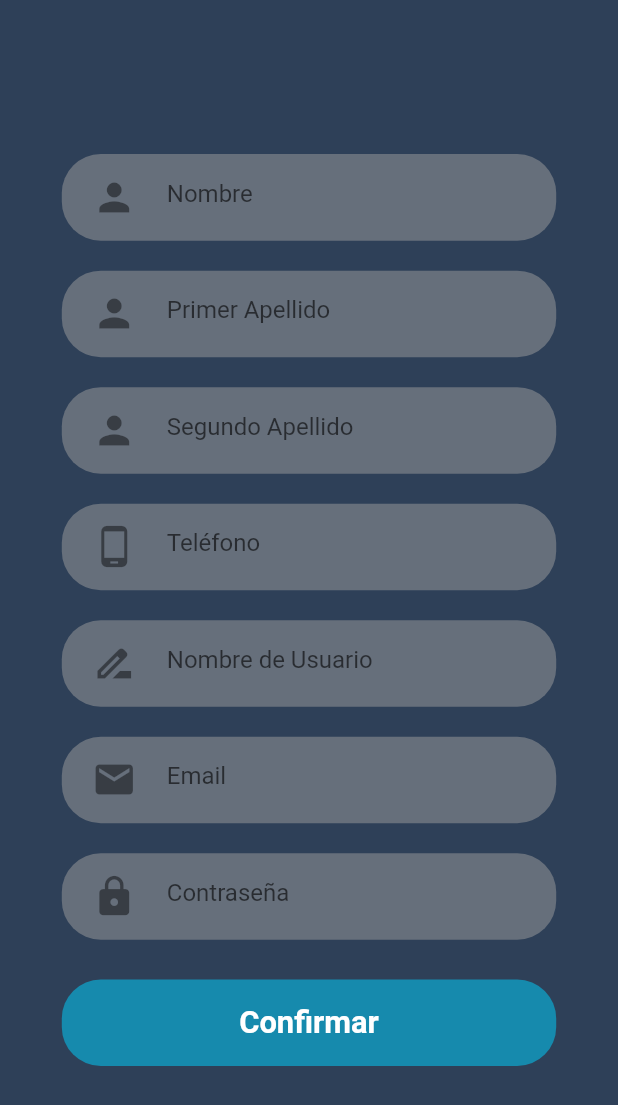
After one commit to FeelMusicSoftware/FeelMusicFrontend, a Flutter app: the screen it shows after launch, after a tap on "¿No tienes una cuenta?", on a phone screen of 412 x 824 dp. The commit adds this screen. Shown: the top 1105 px of the screen. Run offline on Flutter 3.47's test engine with Material 2 defaults, Android fonts, the phone set to English and light mode, and no system bars; our stand-ins replace curved_navigation_bar, just_audio, shared_preferences; missing offline and left inert: dart:ffi, flutter_audio_query.

Commit message:
creation of CreateAccountPage.dart

```diff
--- a/lib/Models/LoginRequest.dart
+++ b/lib/Models/LoginRequest.dart
@@ -3,6 +3,7 @@ class LoginRequest{
   String _password;
   String _token;
 
+  //LoginRequest();
   String get email => _email;
 
   set email(String value) {
--- /dev/null
+++ b/lib/Pages/CreateAccountPage.dart
@@ -0,0 +1,352 @@
+import 'package:feel_music_frontend/Pages/LoginPage.dart';
+import 'package:flutter/material.dart';
+
+import '../Colors.dart';
+class CreateAccountPage extends StatefulWidget {
+  @override
+  _CreateAccountPageState createState() => _CreateAccountPageState();
+}
+
+class _CreateAccountPageState extends State<CreateAccountPage> {
+  TextEditingController _firstName = TextEditingController();
+  TextEditingController _lastName = TextEditingController();
+  TextEditingController _secondlastName = TextEditingController();
+  TextEditingController _email = TextEditingController();
+  TextEditingController _username = TextEditingController();
+  TextEditingController _password = TextEditingController();
+  // TextEditingController _gender = TextEditingController();
+  TextEditingController _cellphone = TextEditingController();
+  @override
+  Widget build(BuildContext context) {
+    final Size size = MediaQuery.of(context).size;
+    return SafeArea(
+        child: Scaffold(
+          backgroundColor: color4,
+          body: SingleChildScrollView(
+            child: Container(
+              height: size.height,
+              width: size.width,
+              child: Column(
+                mainAxisAlignment: MainAxisAlignment.center,
+                children: [
+                  // SizedBox(height: size.width*0.1,),
+                  // Container(
+                  //   height: size.width*0.5,
+                  //   width: size.width*0.5,
+                  //   margin: EdgeInsets.only(left: size.width*0.01,top: size.width*0.014,bottom: size.width*0.014,right: size.width*0.01),
+                  //   // padding: EdgeInsets.only(right: 10,left: 10,top: 5,bottom: 5),
+                  //   decoration: BoxDecoration(
+                  //     borderRadius: BorderRadius.all(Radius.circular(60)),
+                  //     image:DecorationImage(
+                  //       // image: AssetImage("assets/images/img1.jpg"),
+                  //         image: AssetImage("assets/images/final.jpg"),
+                  //         fit: BoxFit.fill
+                  //     ),
+                  //     // borderRadius: BorderRadius.only(topLeft: Radius.circular(10.0),bottomLeft: Radius.circular(10.0)),
+                  //     // color: _color,
+                  //   ),
+                  // ),
+                  SizedBox(height: size.width*0.1,),
+                  Padding(
+                    padding: const EdgeInsets.symmetric(vertical: 10),
+                    child: Container(
+                      height: size.height * 0.07,
+                      width: size.width * 0.8,
+                      decoration: BoxDecoration(
+                        color: Colors.grey[500].withOpacity(0.5),
+                        borderRadius: BorderRadius.circular(26.0),
+                      ),
+                      child: Center(
+                        child: TextField(
+                          controller: _firstName,
+                          decoration: InputDecoration(
+                            border: InputBorder.none,
+                            prefixIcon: Padding(
+                              padding: const EdgeInsets.symmetric(
+                                horizontal: 20.0,
+                              ),
+                              child: Icon(
+                                Icons.person,
+                                size: 30,
+                              ),
+                            ),
+                            hintText: "Nombre",
+                            // hintStyle: kBodyText,
+                          ),
+                          // obscureText: true,
+                          cursorColor: color1,
+                          style: TextStyle(color: color1),
+                          keyboardType: TextInputType.name,
+                          textInputAction: TextInputAction.done,
+                        ),
+                      ),
+                    ),
+                  ),
+                  Padding(
+                    padding: const EdgeInsets.symmetric(vertical: 10),
+                    child: Container(
+                      height: size.height * 0.07,
+                      width: size.width * 0.8,
+                      decoration: BoxDecoration(
+                        color: Colors.grey[500].withOpacity(0.5),
+                        borderRadius: BorderRadius.circular(26.0),
+                      ),
+                      child: Center(
+                        child: TextField(
+                          controller: _lastName,
+                          decoration: InputDecoration(
+                            border: InputBorder.none,
+                            prefixIcon: Padding(
+                              padding: const EdgeInsets.symmetric(
+                                horizontal: 20.0,
+                              ),
+                              child: Icon(
+                                Icons.person,
+                                size: 30,
+                              ),
+                            ),
+                            hintText: "Primer Apellido",
+                            // hintStyle: kBodyText,
+                          ),
+                          // obscureText: true,
+                          cursorColor: color1,
+                          style: TextStyle(color: color1),
+                          keyboardType: TextInputType.name,
+                          textInputAction: TextInputAction.done,
+                        ),
+                      ),
+                    ),
+                  ),
+                  Padding(
+                    padding: const EdgeInsets.symmetric(vertical: 10),
+                    child: Container(
+                      height: size.height * 0.07,
+                      width: size.width * 0.8,
+                      decoration: BoxDecoration(
+                        color: Colors.grey[500].withOpacity(0.5),
+                        borderRadius: BorderRadius.circular(26.0),
+                      ),
+                      child: Center(
+                        child: TextField(
+                          controller: _secondlastName,
+                          decoration: InputDecoration(
+                            border: InputBorder.none,
+                            prefixIcon: Padding(
+                              padding: const EdgeInsets.symmetric(
+                                horizontal: 20.0,
+                              ),
+                              child: Icon(
+                                Icons.person,
+                                size: 30,
+                              ),
+                            ),
+                            hintText: "Segundo Apellido",
+                            // hintStyle: kBodyText,
+                          ),
+                          // obscureText: true,
+                          cursorColor: color1,
+                          style: TextStyle(color: color1),
+                          keyboardType: TextInputType.name,
+                          textInputAction: TextInputAction.done,
+                        ),
+                      ),
+                    ),
+                  ),
+                  Padding(
+                    padding: const EdgeInsets.symmetric(vertical: 10),
+                    child: Container(
+                      height: size.height * 0.07,
+                      width: size.width * 0.8,
+                      decoration: BoxDecoration(
+                        color: Colors.grey[500].withOpacity(0.5),
+                        borderRadius: BorderRadius.circular(26.0),
+                      ),
+                      child: Center(
+                        child: TextField(
+                          controller: _cellphone,
+                          decoration: InputDecoration(
+                            border: InputBorder.none,
+                            prefixIcon: Padding(
+                              padding: const EdgeInsets.symmetric(
+                                horizontal: 20.0,
+                              ),
+                              child: Icon(
+                                Icons.phone_android,
+                                size: 30,
+                              ),
+                            ),
+                            hintText: "Teléfono",
+                            // hintStyle: kBodyText,
+                          ),
+                          // obscureText: true,
+                          cursorColor: color1,
+                          style: TextStyle(color: color1),
+                          keyboardType: TextInputType.name,
+                          textInputAction: TextInputAction.done,
+                        ),
+                      ),
+                    ),
+                  ),
+                  Padding(
+                    padding: const EdgeInsets.symmetric(vertical: 10),
+                    child: Container(
+                      height: size.height * 0.07,
+                      width: size.width * 0.8,
+                      decoration: BoxDecoration(
+                        color: Colors.grey[500].withOpacity(0.5),
+                        borderRadius: BorderRadius.circular(26.0),
+                      ),
+                      child: Center(
+                        child: TextField(
+                          controller: _username,
+                          decoration: InputDecoration(
+                            border: InputBorder.none,
+                            prefixIcon: Padding(
+                              padding: const EdgeInsets.symmetric(
+                                horizontal: 20.0,
+                              ),
+                              child: Icon(
+                                Icons.drive_file_rename_outline,
+                                size: 30,
+                              ),
+                            ),
+                            hintText: "Nombre de Usuario",
+                            // hintStyle: kBodyText,
+                          ),
+                          // obscureText: true,
+                          cursorColor: color1,
+                          style: TextStyle(color: color1),
+                          keyboardType: TextInputType.name,
+                          textInputAction: TextInputAction.done,
+                        ),
+                      ),
+                    ),
+                  ),
+                  Padding(
+                    padding: const EdgeInsets.symmetric(vertical: 10),
+                    child: Container(
+                      height: size.height * 0.07,
+                      width: size.width * 0.8,
+                      decoration: BoxDecoration(
+                        color: Colors.grey[500].withOpacity(0.5),
+                        borderRadius: BorderRadius.circular(26.0),
+                      ),
+                      child: Center(
+                        child: TextField(
+                          controller: _email,
+                          decoration: InputDecoration(
+                            border: InputBorder.none,
+                            prefixIcon: Padding(
+                              padding: const EdgeInsets.symmetric(
+                                horizontal: 20.0,
+                              ),
+                              child: Icon(
+                                Icons.email,
+                                size: 30,
+                              ),
+                            ),
+                            hintText: "Email",
+                            // hintStyle: kBodyText,
+                          ),
+                          // obscureText: true,
+                          cursorColor: color1,
+                          style: TextStyle(color: color1),
+                          keyboardType: TextInputType.name,
+                          textInputAction: TextInputAction.done,
+                        ),
+                      ),
+                    ),
+                  ),
+                  Padding(
+                    padding: const EdgeInsets.symmetric(vertical: 10.0),
+                    child: Container(
+                      height: size.height * 0.07,
+                      width: size.width * 0.8,
+                      decoration: BoxDecoration(
+                        color: Colors.grey[500].withOpacity(0.5),
+                        borderRadius: BorderRadius.circular(26.0),
+                      ),
+                      child: Center(
+                        child: TextField(
+                          controller: _password,
+                          decoration: InputDecoration(
+                            border: InputBorder.none,
+                            prefixIcon: Padding(
+                              padding: const EdgeInsets.symmetric(
+                                horizontal: 20.0,
+                              ),
+                              child: Icon(
+                                Icons.lock,
+                                size: 30,
+                              ),
+                            ),
+                            hintText: "Contraseña",
+                            // hintStyle: kBodyText,
+                          ),
+                          cursorColor: color1,
+                          style: TextStyle(color: color1),
+                          obscureText: true,
+                          keyboardType: TextInputType.name,
+                          textInputAction: TextInputAction.done,
+                        ),
+                      ),
+                    ),
+                  ),
+                  // SizedBox(height: size.width*0.03,),
+                  // Text("¿Olvidaste tu contraseña?",style: TextStyle(color: color5),),
+                  SizedBox(height: size.width*0.04,),
+                  Container(
+                    height: size.height * 0.07,
+                    width: size.width * 0.8,
+                    decoration: BoxDecoration(
+                        borderRadius: BorderRadius.circular(26.0), color: color5),
+                    child: FlatButton(
+                      onPressed: () {
+                        Navigator.push(context, MaterialPageRoute(builder: (_)=>LoginPage()));
+                        // _confirmUser.userName = _username.text;
+                        // _confirmUser.password = _password.text;
+                        // BlocProvider.of<NavigationBloc>(context)
+                        //     .add(ConfirmUserEvent(_confirmUser));
+                      },
+                      child: Text(
+                        "Confirmar",
+                        style: TextStyle(
+                            color: color1,
+                            fontSize: size.height * 0.025,
+                            fontWeight: FontWeight.bold),
+                      ),
+                    ),
+                  ),
+                  SizedBox(height: size.width*0.15,),
+                  // SizedBox(height: size.width*0.04,),
+                  // Container(
+                  //   height: size.height * 0.07,
+                  //   width: size.width * 0.8,
+                  //   decoration: BoxDecoration(
+                  //       borderRadius: BorderRadius.circular(26.0), color: color12),
+                  //   child: FlatButton(
+                  //     onPressed: () {
+                  //       Navigator.push(context, MaterialPageRoute(builder: (_)=>LoginPage()));
+                  //       // _confirmUser.userName = _username.text;
+                  //       // _confirmUser.password = _password.text;
+                  //       // BlocProvider.of<NavigationBloc>(context)
+                  //       //     .add(ConfirmUserEvent(_confirmUser));
+                  //     },
+                  //     child: Text(
+                  //       "Cancelar",
+                  //       style: TextStyle(
+                  //           color: color1,
+                  //           fontSize: size.height * 0.025,
+                  //           fontWeight: FontWeight.bold),
+                  //     ),
+                  //   ),
+                  // ),
+                  // SizedBox(height: size.width*0.15,),
+                ],
+              ),
+            ),
+          ),
+        )
+    );
+  }
+}
--- a/lib/Pages/LoginPage.dart
+++ b/lib/Pages/LoginPage.dart
@@ -1,4 +1,5 @@
 import 'package:feel_music_frontend/Components/BottomNavbar.dart';
+import 'package:feel_music_frontend/Pages/CreateAccountPage.dart';
 import 'package:feel_music_frontend/Pages/Principal.dart';
 import 'package:flutter/material.dart';
 
@@ -9,6 +10,8 @@ class LoginPage extends StatefulWidget {
 }
 
 class _LoginPageState extends State<LoginPage> {
+  TextEditingController _email = TextEditingController();
+  TextEditingController _password = TextEditingController();
   @override
   Widget build(BuildContext context) {
     final Size size = MediaQuery.of(context).size;
@@ -51,7 +54,7 @@ class _LoginPageState extends State<LoginPage> {
                       ),
                       child: Center(
                         child: TextField(
-                          // controller: _password,
+                          controller: _email,
                           decoration: InputDecoration(
                             border: InputBorder.none,
                             prefixIcon: Padding(
@@ -84,7 +87,7 @@ class _LoginPageState extends State<LoginPage> {
                       ),
                       child: Center(
                         child: TextField(
-                          // controller: _password,
+                          controller: _password,
                           decoration: InputDecoration(
                             border: InputBorder.none,
                             prefixIcon: Padding(
@@ -107,7 +110,12 @@ class _LoginPageState extends State<LoginPage> {
                     ),
                   ),
                   SizedBox(height: size.width*0.03,),
-                  Text("¿Olvidaste tu contraseña?",style: TextStyle(color: color5),),
+                  GestureDetector(
+                    onTap: (){
+                      Navigator.push(context, MaterialPageRoute(builder: (_)=>CreateAccountPage()));
+                    },
+                      child: Text("¿No tienes una cuenta?",style: TextStyle(color: color5),)
+                  ),
                   SizedBox(height: size.width*0.04,),
                   Container(
                     height: size.height * 0.075,
@@ -131,6 +139,29 @@ class _LoginPageState extends State<LoginPage> {
                       ),
                     ),
                   ),
+                  // SizedBox(height: size.width*0.04,),
+                  // Container(
+                  //   height: size.height * 0.075,
+                  //   width: size.width * 0.8,
+                  //   decoration: BoxDecoration(
+                  //       borderRadius: BorderRadius.circular(26.0), color: color12),
+                  //   child: FlatButton(
+                  //     onPressed: () {
+                  //       Navigator.push(context, MaterialPageRoute(builder: (_)=>CreateAccountPage()));
+                  //       // _confirmUser.userName = _username.text;
+                  //       // _confirmUser.password = _password.text;
+                  //       // BlocProvider.of<NavigationBloc>(context)
+                  //       //     .add(ConfirmUserEvent(_confirmUser));
+                  //     },
+                  //     child: Text(
+                  //       "Crear Cuenta",
+                  //       style: TextStyle(
+                  //           color: color1,
+                  //           fontSize: size.height * 0.025,
+                  //           fontWeight: FontWeight.bold),
+                  //     ),
+                  //   ),
+                  // ),
                 ],
               ),
             ),
--- a/lib/Pages/Principal.dart
+++ b/lib/Pages/Principal.dart
@@ -5,6 +5,7 @@ import 'package:feel_music_frontend/Pages/ListSongPage.dart';
 import 'package:flutter/material.dart';
 
 import '../Colors.dart';
+import 'Favorites.dart';
 class Principal extends StatefulWidget {
   @override
   _PrincipalState createState() => _PrincipalState();
@@ -51,7 +52,7 @@ class _PrincipalState extends State<Principal> {
                               return GestureDetector(
                                 onTap: (){
                                   print(index);
-                                    Navigator.push(context, MaterialPageRoute(builder: (_)=>ListSongPage()));
+                                    Navigator.push(context, MaterialPageRoute(builder: (_)=>Favorites()));
                                     // _confirmUser.userName = _username.text;
                                     // _confirmUser.password = _password.text;
                                     // BlocProvider.of<NavigationBloc>(context)
--- a/lib/Pages/Search.dart
+++ b/lib/Pages/Search.dart
@@ -8,6 +8,6 @@ class SearchPage extends StatefulWidget {
 class _SearchPageState extends State<SearchPage> {
   @override
   Widget build(BuildContext context) {
-    return Container(color: color2,);
+    return Container(color: color4,);
   }
 }
--- a/lib/Repository/UserRepository.dart
+++ b/lib/Repository/UserRepository.dart
@@ -11,7 +11,7 @@ import 'package:feel_music_frontend/Models/User.dart';
 
 class UserRepository {
 
-  Future<bool> signin(LoginRequest loginRequest)async {
+  Future<bool> signIn(LoginRequest loginRequest)async {
     try{
       var url= directionUrl + "user/signin";
       final response = await http.post(url,
--- a/lib/Repository/url.dart
+++ b/lib/Repository/url.dart
@@ -1,3 +1,4 @@
 import 'package:flutter/material.dart';
 
-var directionUrl="http://192.168.1.11:8080/";
+// var directionUrl="http://192.168.1.11:8080/";
+var directionUrl="http://192.168.1.7:8080/";
```
